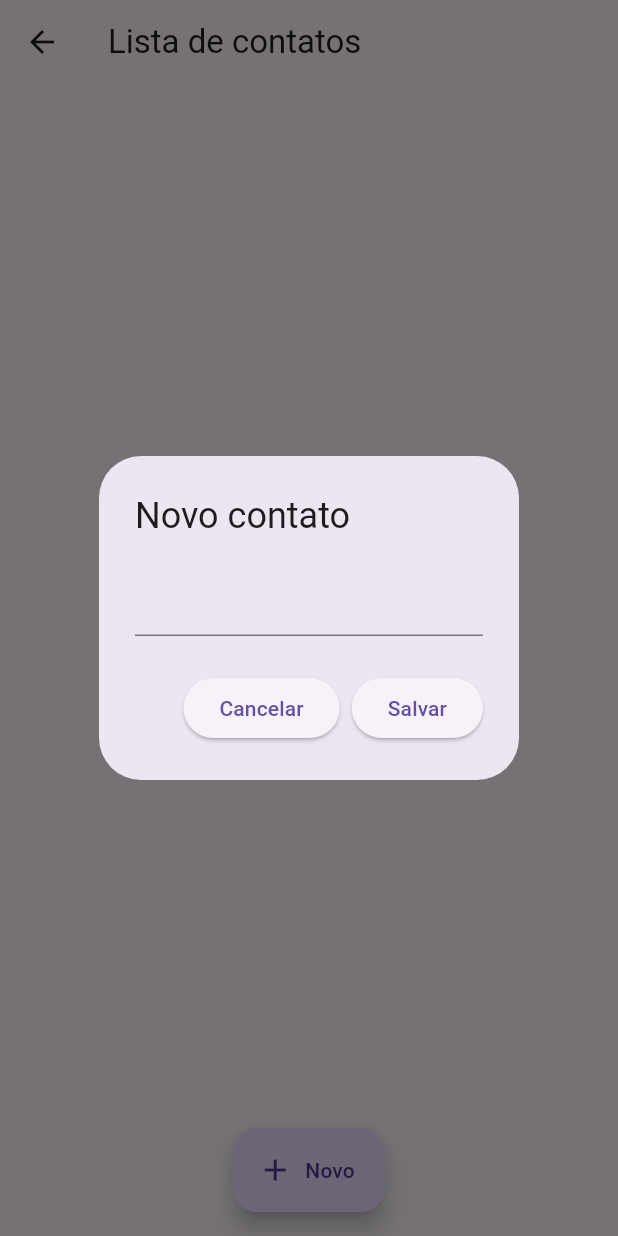
After one commit to rodrigodittrich/flutter_value_notifier, a Flutter app: the ContatosPage screen opened directly, after a tap on "Novo", on a phone screen of 412 x 824 dp. The commit adds this screen. Run offline on Flutter 3.47's test engine with Material 2 defaults, Android fonts, the light colour scheme and no system bars.

Commit message:
Tela para novo contato

```diff
--- /dev/null
+++ b/value_notifier/lib/app/contatos_page.dart
@@ -0,0 +1,45 @@
+import 'package:flutter/material.dart';
+
+class ContatosPage extends StatelessWidget {
+  const ContatosPage({super.key});
+
+  @override
+  Widget build(BuildContext context) {
+    return Scaffold(
+      appBar: AppBar(title: const Text("Lista de contatos")),
+      body: Column(
+
+      ),
+      floatingActionButton: FloatingActionButton.extended(
+        onPressed: () {
+          showDialog(
+            context: context,
+            builder: (context) {
+              return AlertDialog(
+                content: TextFormField(),
+                title: const Text("Novo contato"),
+                actions: [
+                  ElevatedButton(
+                    onPressed: () {
+                      Navigator.of(context).pop();
+                    },
+                    child: const Text("Cancelar")
+                  ),
+                  ElevatedButton(
+                    onPressed: () {
+                      print("Salvar contato");
+                    },
+                    child: const Text("Salvar")
+                  )
+                ],
+              );
+            }
+          );
+        },
+        label: const Text("Novo"),
+        icon: const Icon(Icons.add),
+      ),
+      floatingActionButtonLocation: FloatingActionButtonLocation.centerFloat,
+    );
+  }
+}
```
Also changed, not shown: value_notifier/lib/app/home_page.dart (+11 -0 lines).
